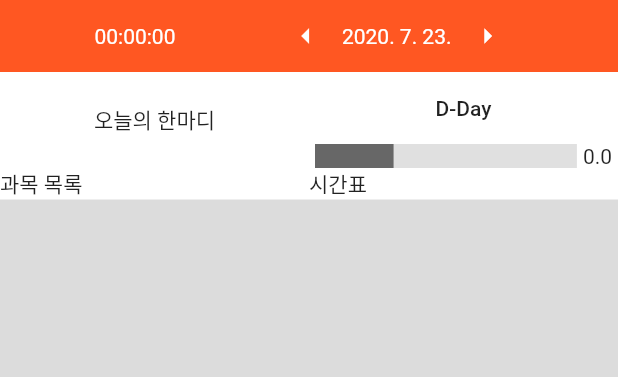
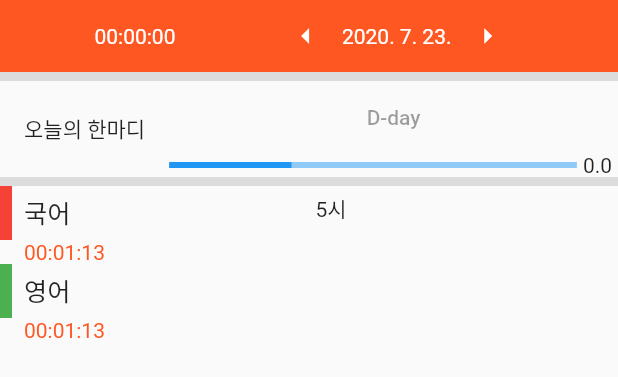
Before and after one commit to gaejotbab/ect, a Flutter app: the PlannerScreenWidget widget shown alone on an empty page, opened directly, on a phone screen of 412 x 824 dp. Shown: the top 377 px of the screen. Run offline on Flutter 3.47's test engine with Material 2 defaults, Android fonts, the phone set to English and light mode, and no system bars.

Commit message:
플래너 화면 다시 그리고 상태 추가하고 타이머 검은 화면 만듦

```diff
--- a/lib/main.dart
+++ b/lib/main.dart
@@ -1,7 +1,16 @@
+import 'dart:async';
+
 import 'package:flutter/material.dart';
 import 'package:flutter/rendering.dart';
+import 'package:flutter/widgets.dart';
+import 'package:provider/provider.dart';
 
-void main() => runApp(EnergyChargedTimerApp());
+void main() => runApp(
+    ChangeNotifierProvider(
+      create: (context) => AppState(),
+      child: EnergyChargedTimerApp(),
+    )
+);
 
 class EnergyChargedTimerApp extends StatelessWidget {
   @override
@@ -80,22 +89,16 @@ class HomeScreenWidget extends StatefulWidget {
 
 enum TestEnum { a, b }
 
-class Goal {
-  final String name;
-  int _elapsedMilliseconds;
+class _HomeScreenWidgetState extends State<HomeScreenWidget> {
+  Timer _timer;
 
-  Goal(this.name) {
-  }
+  _HomeScreenWidgetState() {
+    _timer = new Timer.periodic(new Duration(milliseconds: 10), _onTimer);
   }
 
-class _HomeScreenWidgetState extends State<HomeScreenWidget> {
-  List<Goal> _goals = [
-    Goal("국어"),
-    Goal("영어"),
-    Goal("수학"),
-    Goal("플러터"),
-    Goal("C 언어로 웹서버 만들기"),
-  ];
+  void _onTimer(Timer timer) {
+    setState(() {});
+  }
 
   @override
   Widget build(BuildContext context) {
@@ -133,32 +136,40 @@ class _HomeScreenWidgetState extends State<HomeScreenWidget> {
               DefaultTextStyle(
                 style: DefaultTextStyle.of(context)
                     .style.apply(fontSizeFactor: 1.5),
-                child: ListView.builder(
-                  itemCount: _goals.length,
-                  itemBuilder: (context, i) =>
-                    Container(
+                child: Consumer<AppState>(
+                  builder: (context, state, child) => ListView.builder(
+                    itemCount: state.goals.length,
+                    itemBuilder: (context, i) {
+                      var goal = state.goals[i];
+                      return Container(
                         height: 50,
                         child: Row(
                           children: <Widget>[
                             IconButton(
+                              color: goal.color,
                               icon: Icon(Icons.play_circle_filled),
                               iconSize: 36,
                               onPressed: () {
-                              Scaffold.of(context).showSnackBar(SnackBar(
-                                content: Text("버튼 누름"),
-                              ));
+                                Navigator.push(
+                                    context,
+                                    MaterialPageRoute(builder: (context) =>
+                                        GoalTimerScreen()
+                                    )
+                                );
                               },
                             ),
                             Expanded(
-                            child: Text(_goals[i].name,
+                              child: Text(goal.name,
                                 overflow: TextOverflow.ellipsis,
                               ),
                             ),
                             SizedBox(width: 20),
-                          Text("00:00:00"),
+                            Text("${goal.stopwatch.elapsed
+                                .inSeconds}"),
                             SizedBox(width: 10),
                             PopupMenuButton<TestEnum>(
-                            itemBuilder: (context) => [
+                              itemBuilder: (context) =>
+                              [
                                 PopupMenuItem<TestEnum>(
                                   value: TestEnum.a,
                                   child: Text("a랜다"),
@@ -171,6 +182,8 @@ class _HomeScreenWidgetState extends State<HomeScreenWidget> {
                             ),
                           ],
                         ),
+                      );
+                    }
                   ),
                 )
               ),
@@ -179,6 +192,92 @@ class _HomeScreenWidgetState extends State<HomeScreenWidget> {
       ],
     );
   }
+}
+
+class GoalTimerScreen extends StatefulWidget {
+  @override
+  _GoalTimerScreenState createState() => _GoalTimerScreenState();
+}
+
+class _GoalTimerScreenState extends State<GoalTimerScreen> {
+  @override
+  Widget build(BuildContext context) {
+    return Scaffold(
+      body: Container(
+        color: Colors.black,
+        child: Builder(
+          builder: (context) => DefaultTextStyle(
+            style: DefaultTextStyle.of(context).style.apply(color: Colors.white),
+            child: Column(
+              children: <Widget>[
+                SizedBox(height: 72),
+                Text("총 공부시간"),
+                SizedBox(height: 8),
+                Row(
+                  mainAxisAlignment: MainAxisAlignment.center,
+                  children: <Widget>[
+                    Text("00:00:00", textScaleFactor: 4),
+                    SizedBox(width: 8),
+                    IconButton(
+                      icon: Icon(Icons.pause_circle_filled),
+                      iconSize: 64,
+                      color: Colors.white,
+                      onPressed: () {
+                        Navigator.pop(context);
+                      },
+                    ),
+                  ],
+                ),
+                SizedBox(height: 48),
+                Row(
+                  children: [
+                    Expanded(
+                      child: Column(
+                        children: [
+                          Text("국어"),
+                          SizedBox(height: 4),
+                          Text("00:00:00", textScaleFactor: 1.5),
+                        ],
+                      ),
+                    ),
+                    Expanded(
+                      child: Column(
+                        children: [
+                          Text("현재 집중시간"),
+                          SizedBox(height: 4),
+                          Text("00:00:00", textScaleFactor: 1.5),
+                        ],
+                      ),
+                    ),
+                  ],
+                ),
+              ],
+            ),
+          ),
+        ),
+      ),
+    );
+  }
+}
+
+class Goal {
+  final String name;
+  final Color color;
+  Stopwatch stopwatch = Stopwatch();
+
+  Goal(this.name, this.color) {
+  }
+}
+
+class AppState extends ChangeNotifier {
+  final List<Goal> goals = [
+    Goal("국어", Colors.red),
+    Goal("수학", Colors.purple),
+    Goal("영어", Colors.cyan),
+    Goal("개발", Colors.black26),
+  ];
+
+  int totalElapsedTime = 0;
 }
 
 class StatisticsScreenWidget extends StatefulWidget {
@@ -242,50 +341,33 @@ class _PlannerScreenWidgetState extends State<PlannerScreenWidget> {
             ),
           ),
         ),
-        Expanded(
+        SizedBox(
+          height: 6,
           child: Container(
             color: Colors.black12,
-            child: Table(
+          ),
+        ),
+        Row(
           children: [
-                TableRow(
-                  children: [
-                    TableCell(
-                      verticalAlignment: TableCellVerticalAlignment.fill,
-                      child: Container(
-                        color: Colors.white,
-                        child: FlatButton(
+            FlatButton(
               child: Text("오늘의 한마디"),
               onPressed: () {
                 Scaffold.of(context).showSnackBar(
-                              SnackBar(content: Text("오늘의 한 마디 누름"))
+                    SnackBar(content: Text("오늘의 한마디 버튼 누름"))
                 );
               },
             ),
-                      ),
-                    ),
-                    Container(
-                      color: Colors.white,
+            Expanded(
               child: Column(
                 children: <Widget>[
                   FlatButton(
-                            child: Text("D-Day"),
-                            onPressed: () {
-                              Scaffold.of(context).showSnackBar(
-                                SnackBar(content: Text("D-Day 누름"))
-                              );
-                            },
+                    child: Text("D-day"),
                   ),
                   Row(
                     children: <Widget>[
-                              SizedBox(width: 4),
                       Expanded(
-                                child: SizedBox(
-                                  height: 16,
                         child: LinearProgressIndicator(
                           value: 0.3,
-                                    backgroundColor: Colors.black12,
-                                    valueColor: AlwaysStoppedAnimation(Colors.black54),
-                                  ),
                         ),
                       ),
                       SizedBox(width: 4),
@@ -296,24 +378,108 @@ class _PlannerScreenWidgetState extends State<PlannerScreenWidget> {
                 ],
               ),
             ),
+          ]
+        ),
+        SizedBox(
+          height: 6,
+          child: Container(
+            color: Colors.black12,
+          ),
+        ),
+        Expanded(
+          child: Row(
+            children: <Widget>[
+              Expanded(
+                child: ListView(
+                  children: <Widget>[
+                    Column(
+                      children: <Widget>[
+                        Row(
+                          children: [
+                            Container(
+                              width: 8,
+                              height: 36,
+                              color: Colors.red,
+                              child: Text(""),
+                            ),
+                            SizedBox(width: 8),
+                            Text("국어", textScaleFactor: 1.2,),
                           ],
                         ),
-                TableRow(
-                  children: [
-                    SizedBox(
-                      child: Container(
-                          color: Colors.white,
-                          child: Text("과목 목록")
-                      ),
-                    ),
-                    Container(
-                        color: Colors.white,
-                        child: Text("시간표")
+                        Row(
+                          children: <Widget>[
+                            SizedBox(width: 16),
+                            Text(
+                              "00:01:13",
+                              style: TextStyle(color: Theme.of(context).primaryColor),
                             ),
                           ],
                         ),
-              ]
+                      ],
                     ),
+                    Column(
+                      children: <Widget>[
+                        Row(
+                          children: [
+                            Container(
+                              width: 8,
+                              height: 36,
+                              color: Colors.green,
+                              child: Text(""),
+                            ),
+                            SizedBox(width: 8),
+                            Text("영어", textScaleFactor: 1.2,),
+                          ],
+                        ),
+                        Row(
+                          children: <Widget>[
+                            SizedBox(width: 16),
+                            Text(
+                              "00:01:13",
+                              style: TextStyle(color: Theme.of(context).primaryColor),
+                            ),
+                          ],
+                        ),
+                      ],
+                    ),
+                  ],
+                ),
+              ),
+              Column(
+                children: [
+                  Row(
+                    children: [
+                      Text("5시"),
+                      Container(
+                        width: 1,
+                        color: Colors.black12,
+                      ),
+                      SizedBox(
+                        width: 30,
+                        height: 30,
+                      ),
+                      SizedBox(
+                        width: 30,
+                        height: 30,
+                      ),
+                      SizedBox(width: 30, height: 30),
+                      SizedBox(
+                        width: 30,
+                        height: 30,
+                      ),
+                      SizedBox(
+                        width: 30,
+                        height: 30,
+                      ),
+                      SizedBox(
+                        width: 30,
+                        height: 30,
+                      ),
+                    ],
+                  ),
+                ],
+              ),
+            ],
           ),
         )
       ]
--- a/pubspec.yaml
+++ b/pubspec.yaml
@@ -23,7 +23,7 @@ environment:
 dependencies:
   flutter:
     sdk: flutter
-
+  provider: ^4.3.1
 
   # The following adds the Cupertino Icons font to your application.
   # Use with the CupertinoIcons class for iOS style icons.
```
Also changed, not shown: pubspec.lock. Lines whose indentation alone changed are shown as unchanged.
